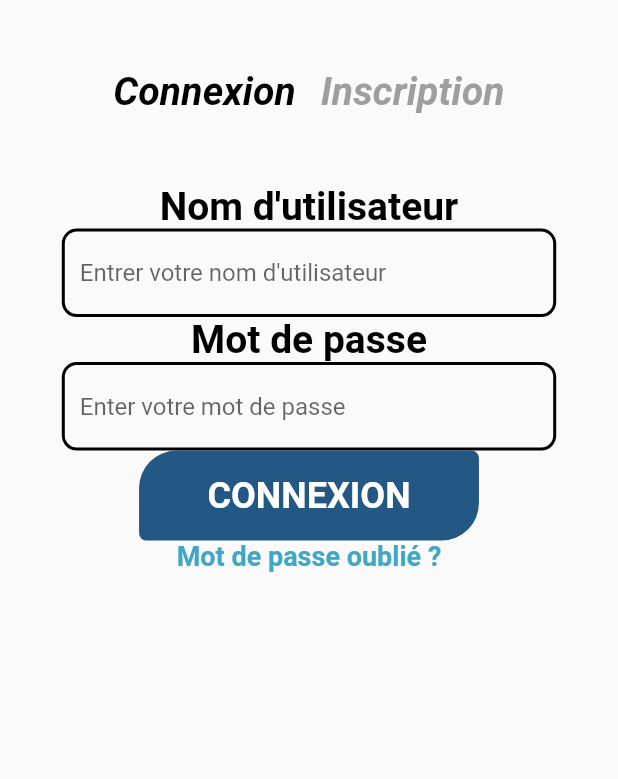
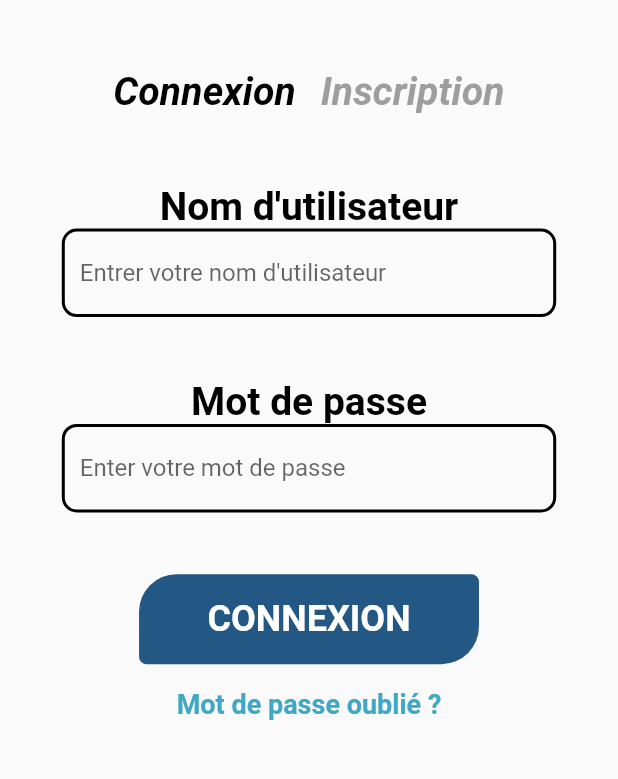
Before and after one commit to CameronBGassedat/TimArchyApp, a Flutter app: the screen it shows after launch, on a phone screen of 412 x 824 dp, the part 193-972 px from its top. Run offline on Flutter 3.47's test engine with Material 2 defaults, Android fonts, the phone set to English and light mode, and no system bars.

Commit message:
[Update] UI Login, Home Widget, Sensors Dummy List

```diff
--- a/lib/pages/access.dart
+++ b/lib/pages/access.dart
@@ -56,8 +56,8 @@ class AccessPageState extends State<AccessPage> {
                 ),
               ),
 
-              Column(
-                  children : isConnection == true ? displayLogin(context) : displayRegister(context)
+              Flexible(
+                  child : isConnection == true ? displayLogin(context) : displayRegister(context)
               ),
             ],
           ),
--- a/lib/pages/accessPages/login.dart
+++ b/lib/pages/accessPages/login.dart
@@ -2,14 +2,26 @@ import 'package:flutter/material.dart';
 import 'package:tim_archy_app/helper.dart';
 import 'package:tim_archy_app/pages/home.dart';
 
-List<Widget> displayLogin(BuildContext context)
+Widget displayLogin(BuildContext context)
 {
-  return [
-    makeFormSizedBox("Nom d'utilisateur", "Entrer votre nom d'utilisateur"),
+  final screenHeight = MediaQuery.of(context).size.height;
 
-    makeFormSizedBox("Mot de passe", "Enter votre mot de passe"),
+  return
+    Column(
+      children: [
+        Padding(
+          padding: EdgeInsets.only(bottom: 0.05*screenHeight),
+          child: makeFormSizedBox("Nom d'utilisateur", "Entrer votre nom d'utilisateur"),
+        ),
 
-    FractionallySizedBox(
+        Padding(
+          padding: EdgeInsets.only(bottom: 0.05*screenHeight),
+          child: makeFormSizedBox("Mot de passe", "Enter votre mot de passe"),
+        ),
+
+        Padding(
+          padding: EdgeInsets.only(bottom: 0.02*screenHeight),
+          child: FractionallySizedBox(
             widthFactor: 0.55,
             child: InkWell(
               onTap: () => Navigator.of(context).push(
@@ -18,7 +30,9 @@ List<Widget> displayLogin(BuildContext context)
               child: makeCustomButton(Color(0xFF235784), 25.0, 5.0, 5.0, 25.0, "CONNEXION"),
             ),
           ),
+        ),
 
         makeText("Mot de passe oublié ?", Color(0xFF40A8C4), 18, FontStyle.normal, FontWeight.bold),
-  ];
+      ]
+    );
 }
--- a/lib/pages/accessPages/register.dart
+++ b/lib/pages/accessPages/register.dart
@@ -2,9 +2,11 @@ import 'package:flutter/material.dart';
 import 'package:tim_archy_app/helper.dart';
 import 'package:tim_archy_app/pages/home.dart';
 
-List<Widget> displayRegister(BuildContext context)
+Widget displayRegister(BuildContext context)
 {
-  return [
+  return
+    Column(
+      children: [
         makeFormSizedBox("Nom d'utilisateur", "Entrer votre nom d'utilisateur"),
 
         makeFormSizedBox("Adresse email", "Enter votre mot de passe"),
@@ -20,5 +22,6 @@ List<Widget> displayRegister(BuildContext context)
             child: makeCustomButton(Color(0xFF40A8C4), 5.0, 25.0, 25.0, 5.0, "INSCRIPTION"),
           ),
         ),
-  ];
+      ],
+    );
 }
--- a/lib/pages/homePages/buildings.dart
+++ b/lib/pages/homePages/buildings.dart
@@ -1,6 +1,6 @@
 import 'package:flutter/material.dart';
 
-Center buildingsContainer() {
+Widget buildingsContainer() {
   return
     Center(
       child: Text('Page 5'),
--- a/lib/pages/homePages/favorites.dart
+++ b/lib/pages/homePages/favorites.dart
@@ -1,6 +1,6 @@
 import 'package:flutter/material.dart';
 
-Center favoritesContainer() {
+Widget favoritesContainer() {
   return
     Center(
       child: Text('Page 1'),
--- a/lib/pages/homePages/scenarios.dart
+++ b/lib/pages/homePages/scenarios.dart
@@ -1,6 +1,6 @@
 import 'package:flutter/material.dart';
 
-Center scenariosContainer() {
+Widget scenariosContainer() {
   return
     Center(
       child: Text('Page 3'),
--- a/lib/pages/homePages/users.dart
+++ b/lib/pages/homePages/users.dart
@@ -1,6 +1,6 @@
 import 'package:flutter/material.dart';
 
-Center usersContainer() {
+Widget usersContainer() {
   return
     Center(
       child: Text('Page 4'),
```
Also changed, not shown: lib/pages/homePages/sensors.dart (+13 -23 lines). Lines whose indentation alone changed are shown as unchanged.
